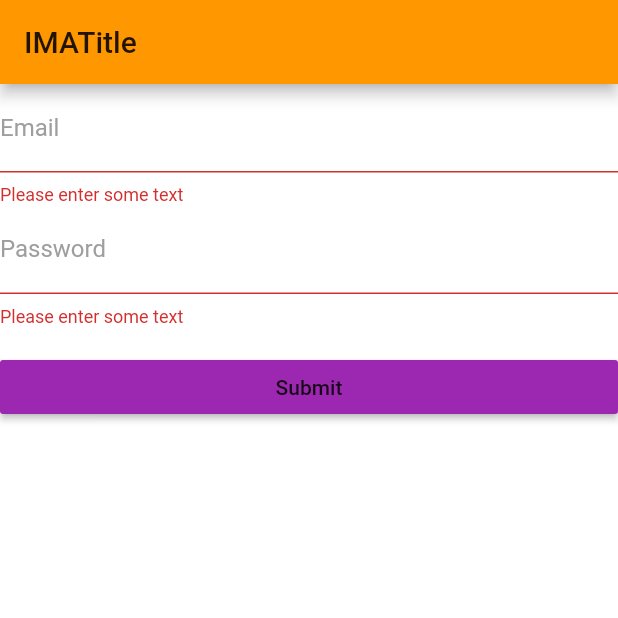
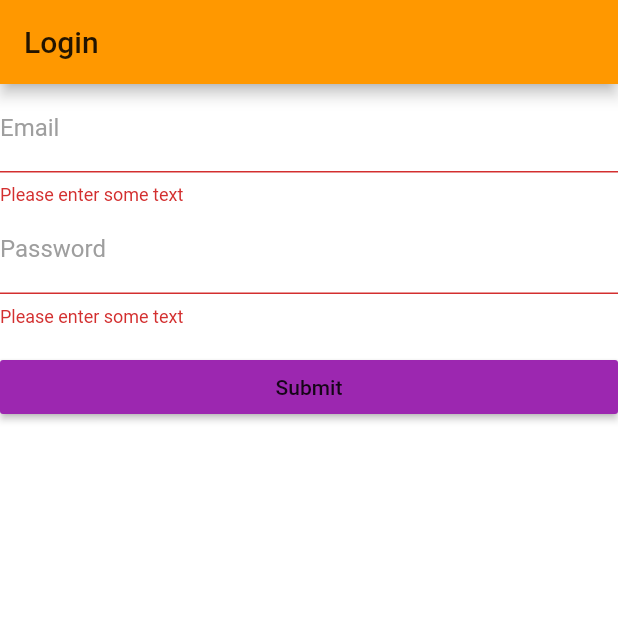
Before and after one commit to AlexisHackages/cityton_mobile, a Flutter app: the screen it shows after launch, after a tap on "Submit", on a phone screen of 412 x 824 dp, the top half of it. Run offline on Flutter 3.47's test engine with Material 2 defaults, Android fonts, the phone set to English and light mode, and no system bars; our stand-ins replace flutter_secure_storage.

Commit message:
login done && Generic Scaffold

```diff
--- a/lib/routes.dart
+++ b/lib/routes.dart
@@ -1,7 +1,9 @@
 import 'package:flutter/material.dart';
-import 'package:cityton_mobile/screens/login/login.dart';
+import 'package:cityton_mobile/screens/login.dart';
+import 'package:cityton_mobile/screens/chat.dart';
 
-final routes = {
-  '/login':     (BuildContext context) => new Login(),
-  '/' :         (BuildContext context) => new Login(),
+final routes = <String, WidgetBuilder>{
+  '/login':     (BuildContext context) => Login(),
+  '/chat':     (BuildContext context) => Chat(),
+  '/' :         (BuildContext context) => Login(),
 };
--- a/lib/screens/login/login.dart
+++ b/lib/screens/login.dart
@@ -2,7 +2,6 @@ import 'package:flutter/material.dart';
 import 'package:cityton_mobile/form_validators/user.dart';
 import 'package:cityton_mobile/blocs/login_bloc.dart';
 
-// Create a Form widget.
 class Login extends StatefulWidget {
   @override
   LoginState createState() => LoginState();
@@ -22,7 +21,7 @@ class LoginState extends State<Login> {
     return new Scaffold(
 
         appBar: new AppBar(
-          title: new Text("IMATitle"),
+          title: new Text("Login"),
         ),
 
         body: Form(
@@ -67,13 +66,11 @@ class LoginState extends State<Login> {
                     // Validate returns true if the form is valid, or false
                     // otherwise.
                     if (_loginForm.currentState.validate()) {
-                      print("!!!!! UI !!!!!");
-                      print(emailController.text);
-                      print(passwordController.text);
-                      print("!!!!! END UI !!!!!");
 
-                      var jwt = await this.loginBloc.login(emailController.text, passwordController.text);
-                      print(jwt);
+                      bool isLogged = await this.loginBloc.login(emailController.text, passwordController.text);
+                      if (isLogged) {
+                        Navigator.pushNamedAndRemoveUntil(context, '/chat', (Route<dynamic> route) => false);
+                      }
                     }
                   }
                 ),
--- a/pubspec.yaml
+++ b/pubspec.yaml
@@ -21,6 +21,7 @@ dependencies:
     sdk: flutter
   http: ^0.12.0
   rxdart: ^0.23.1
+  flutter_secure_storage: ^3.3.1+1
 
   # The following adds the Cupertino Icons font to your application.
   # Use with the CupertinoIcons class for iOS style icons.
```
Also changed, not shown: lib/blocs/chat_bloc.dart (added, +12 -0 lines), lib/blocs/login_bloc.dart (+7 -24 lines), lib/components/frame_page.dart (added, +21 -0 lines), lib/components/header_nav.dart (added, +20 -0 lines), lib/components/side_menu.dart (added, +41 -0 lines), lib/screens/chat.dart (added, +27 -0 lines), lib/services/auth_service.dart (+15 -9 lines), pubspec.lock, 5 other files.
